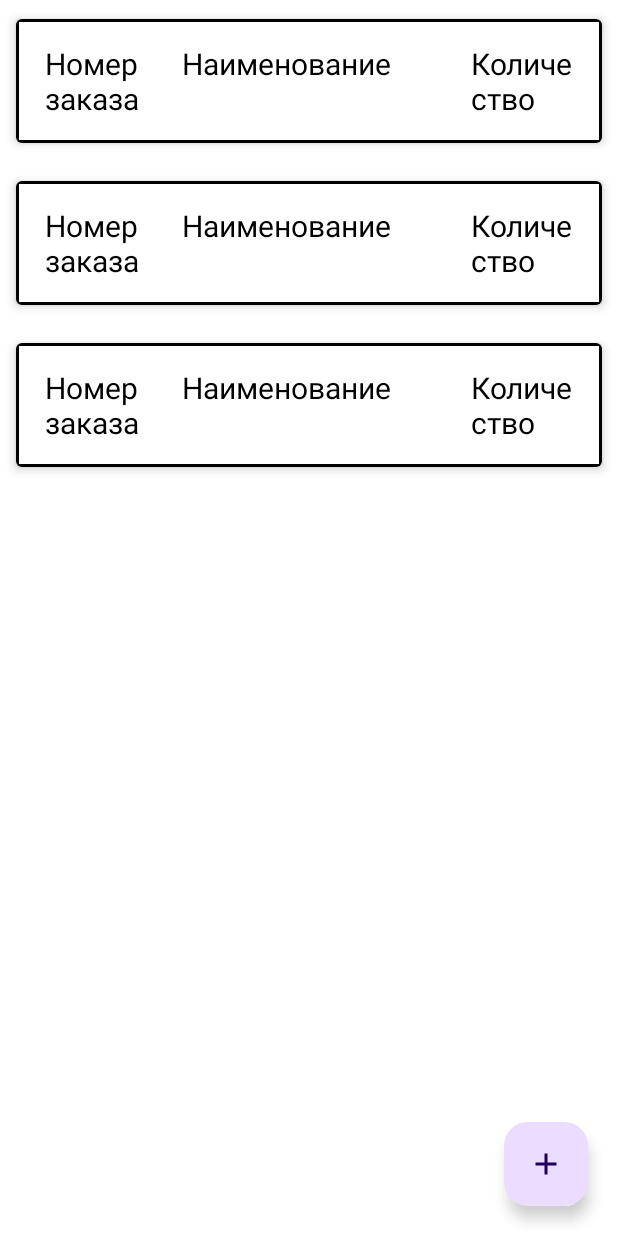
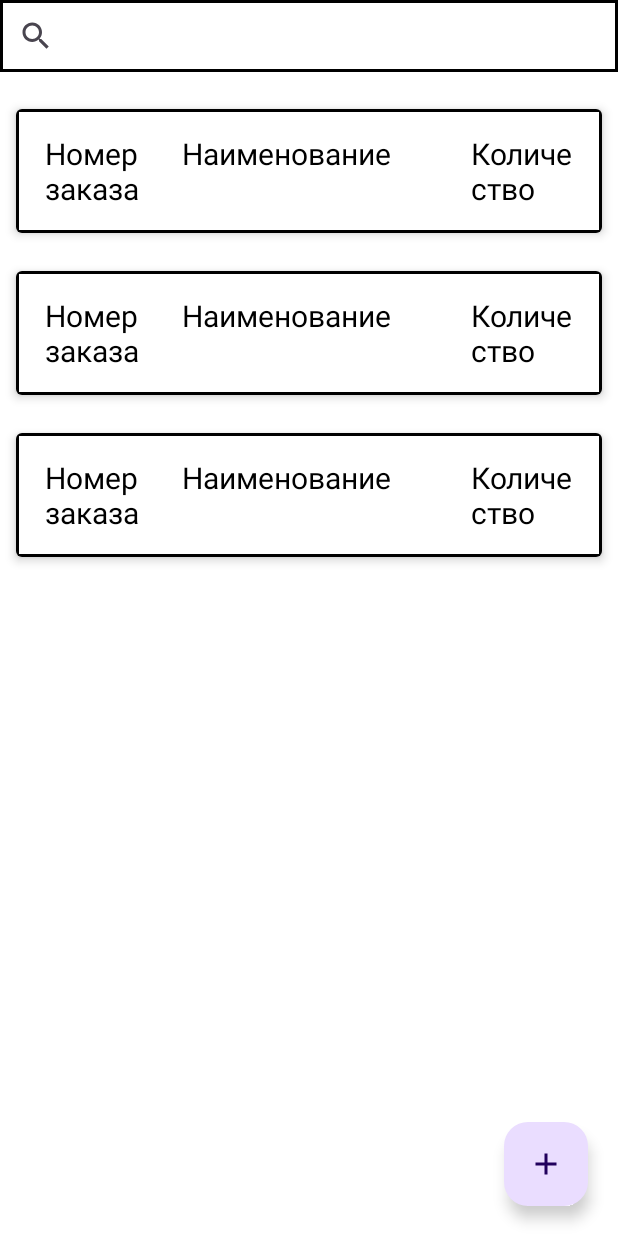
Before and after one commit to kashapovrush/Find-part, an Android app: the layout activity_main.xml on its own in the app's theme, with its tools: preview values and no code run, on a phone screen of 412 x 824 dp. Run offline under Robolectric (Android 15) with nearby library versions, the phone set to English and light mode, and no system bars.

Commit message:
Add search view

```diff
--- a/app/build.gradle.kts
+++ b/app/build.gradle.kts
@@ -61,6 +61,7 @@ dependencies {
 
     implementation("androidx.lifecycle:lifecycle-viewmodel-ktx:2.6.2")
     implementation("androidx.lifecycle:lifecycle-runtime-ktx:2.6.2")
+    implementation("androidx.lifecycle:lifecycle-livedata-ktx:2.6.2")
 
     implementation ("androidx.room:room-runtime:2.6.0")
 
--- a/app/src/main/java/com/kashapovrush/data/PartListDao.kt
+++ b/app/src/main/java/com/kashapovrush/data/PartListDao.kt
@@ -6,12 +6,13 @@ import androidx.room.Insert
 import androidx.room.OnConflictStrategy
 import androidx.room.Query
 import com.kashapovrush.domain.Part
+import kotlinx.coroutines.flow.Flow
 
 @Dao
 interface PartListDao {
 
     @Query("SELECT * FROM parts3")
-    fun getPartList(): LiveData<List<PartDb>>
+    fun getPartList(): Flow<List<PartDb>>
 
     @Insert(onConflict = OnConflictStrategy.REPLACE)
     suspend fun addPart(partDb: PartDb)
@@ -21,4 +22,7 @@ interface PartListDao {
 
     @Query("SELECT * FROM parts3 WHERE id=:id LIMIT 1")
     suspend fun getPartItem(id: Int): PartDb
+
+    @Query("SELECT * FROM parts3 WHERE number LIKE :text OR name LIKE :text")
+    fun getPartByName(text: String): Flow<List<PartDb>>
 }
--- a/app/src/main/java/com/kashapovrush/domain/GetPartListUseCase.kt
+++ b/app/src/main/java/com/kashapovrush/domain/GetPartListUseCase.kt
@@ -1,9 +1,10 @@
 package com.kashapovrush.domain
 
 import androidx.lifecycle.LiveData
+import kotlinx.coroutines.flow.Flow
 import javax.inject.Inject
 
 class GetPartListUseCase @Inject constructor(private val repository: PartRepository) {
 
-    fun getPartList(): LiveData<List<Part>> = repository.getPartsList()
+    fun getPartList(): Flow<List<Part>> = repository.getPartsList()
 }
--- a/app/src/main/java/com/kashapovrush/domain/PartRepository.kt
+++ b/app/src/main/java/com/kashapovrush/domain/PartRepository.kt
@@ -1,6 +1,7 @@
 package com.kashapovrush.domain
 
 import androidx.lifecycle.LiveData
+import kotlinx.coroutines.flow.Flow
 
 interface PartRepository {
 
@@ -12,6 +13,8 @@ interface PartRepository {
 
     suspend fun getPartItem(id: Int): Part
 
-    fun getPartsList(): LiveData<List<Part>>
+    fun getPartsList(): Flow<List<Part>>
+
+    fun getPartByName(text: String): Flow<List<Part>>
 
 }
--- a/app/src/main/res/layout/activity_main.xml
+++ b/app/src/main/res/layout/activity_main.xml
@@ -7,15 +7,26 @@
     android:background="@color/white"
     tools:context=".presentation.MainActivity">
 
+    <androidx.appcompat.widget.SearchView
+        android:id="@+id/search_parts"
+        android:layout_width="match_parent"
+        android:layout_height="wrap_content"
+        app:queryHint="Номер заказа или название детали"
+        app:layout_constraintTop_toTopOf="parent"
+        app:layout_constraintStart_toStartOf="parent"
+        app:layout_constraintEnd_toEndOf="parent"
+        android:background="@drawable/background_list_item"
+        />
+
     <androidx.recyclerview.widget.RecyclerView
         android:id="@+id/rv_part_items"
-        android:layout_width="0dp"
-        android:layout_height="0dp"
+        android:layout_width="match_parent"
+        android:layout_height="match_parent"
+        android:layout_marginTop="60dp"
         app:layoutManager="androidx.recyclerview.widget.LinearLayoutManager"
-        app:layout_constraintBottom_toBottomOf="parent"
         app:layout_constraintEnd_toEndOf="parent"
         app:layout_constraintStart_toStartOf="parent"
-        app:layout_constraintTop_toTopOf="parent"
+        app:layout_constraintTop_toBottomOf="@id/search_parts"
         tools:listitem="@layout/list_item_main" />
 
     <com.google.android.material.floatingactionbutton.FloatingActionButton
```
Also changed, not shown: app/src/main/java/com/kashapovrush/data/PartRepositoryImpl.kt (+11 -5 lines), app/src/main/java/com/kashapovrush/domain/GetPartByNameUseCase.kt (added, +11 -0 lines), app/src/main/java/com/kashapovrush/presentation/MainActivity.kt (+31 -1 lines), app/src/main/java/com/kashapovrush/presentation/MainViewModel.kt (+10 -2 lines).
